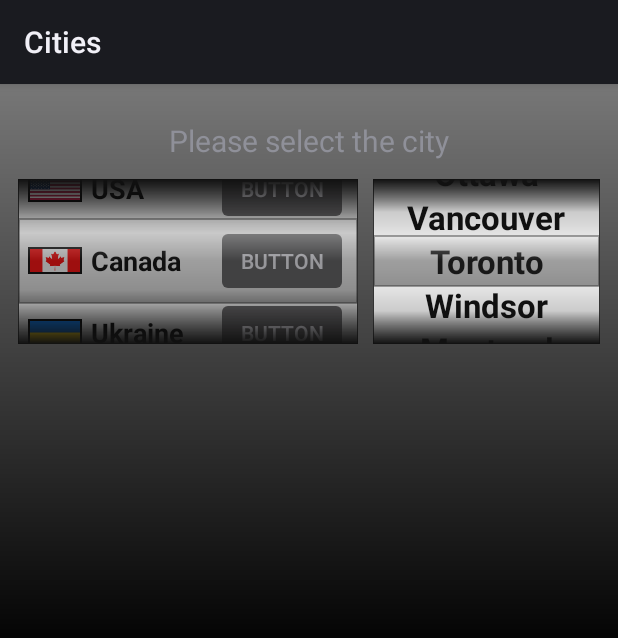
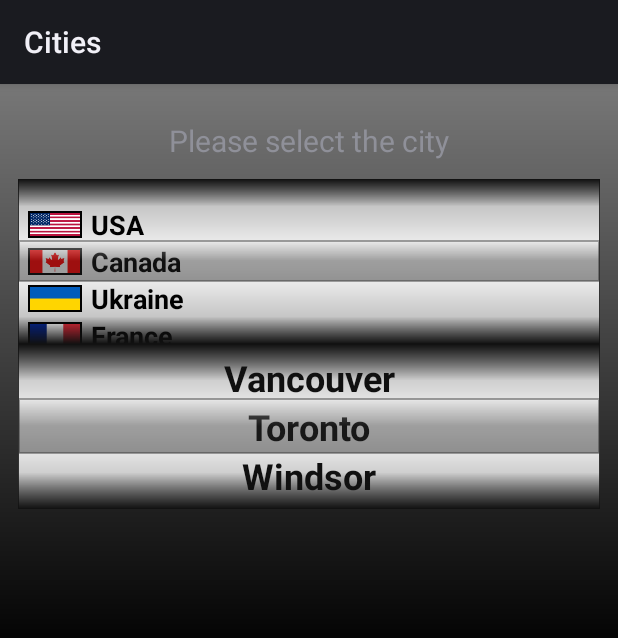
Before and after one commit to danny-source/android-wheel, an Android app: the CitiesActivity screen opened directly, with no data from a screen before it, on a phone screen of 412 x 824 dp. Shown: the top 638 px of the screen. Run offline under Robolectric (Android 15) with nearby library versions, the phone set to English and light mode, and no system bars.

Commit message:
select bar add action button
swipe left to display action button,right to cancel

```diff
--- a/app/src/main/java/kankan/wheel/demo/CitiesActivity.java
+++ b/app/src/main/java/kankan/wheel/demo/CitiesActivity.java
@@ -30,7 +30,7 @@ public class CitiesActivity extends Activity {
         final WheelView country = (WheelView) findViewById(R.id.country);
         country.setVisibleItems(3);
         CountryAdapter cAdapter = new CountryAdapter(this);
-        cAdapter.setTextSize(22);
+        cAdapter.setTextSize(24);
         country.setViewAdapter(cAdapter);
 
         final String cities[][] = new String[][] {
@@ -70,7 +70,7 @@ public class CitiesActivity extends Activity {
     private void updateCities(WheelView city, String cities[][], int index) {
         ArrayWheelAdapter<String> adapter =
             new ArrayWheelAdapter<String>(this, cities[index]);
-        adapter.setTextSize(22);
+        adapter.setTextSize(24);
         city.setViewAdapter(adapter);
         city.setCurrentItem(cities[index].length / 2);
     }
--- a/app/src/main/res/layout/cities_layout.xml
+++ b/app/src/main/res/layout/cities_layout.xml
@@ -22,19 +22,18 @@
 		android:paddingRight="12dp"
 		android:paddingTop="4dp"
 		android:layout_marginTop="8dp"
-		android:orientation="horizontal">
+		android:orientation="vertical">
 
    <kankan.wheel.widget.WheelView android:id="@+id/country"
         android:layout_height="110dp"
-        android:layout_width="wrap_content"
+        android:layout_width="match_parent"
         android:layout_gravity="center_vertical"
         android:layout_weight="1"/>
 
 	<kankan.wheel.widget.WheelView android:id="@+id/city"
 		android:layout_height="110dp"
-		android:layout_width="wrap_content"
+		android:layout_width="match_parent"
         android:layout_gravity="center_vertical"
-		android:layout_marginLeft="10dp"
 		android:layout_weight="1.5"/>
 
 	</LinearLayout>
--- a/widget/src/main/java/kankan/wheel/widget/WheelView.java
+++ b/widget/src/main/java/kankan/wheel/widget/WheelView.java
@@ -26,17 +26,25 @@ import kankan.wheel.widget.adapters.WheelViewAdapter;
 import android.content.Context;
 import android.database.DataSetObserver;
 import android.graphics.Canvas;
+import android.graphics.Color;
 import android.graphics.drawable.Drawable;
 import android.graphics.drawable.GradientDrawable;
 import android.graphics.drawable.GradientDrawable.Orientation;
+import android.text.Layout;
 import android.util.AttributeSet;
+import android.util.DisplayMetrics;
 import android.util.Log;
+import android.view.Gravity;
 import android.view.MotionEvent;
 import android.view.View;
+import android.view.ViewGroup;
 import android.view.ViewGroup.LayoutParams;
 import android.view.animation.Interpolator;
 import android.widget.Button;
 import android.widget.LinearLayout;
+import android.widget.TextView;
+
+import org.w3c.dom.Text;
 
 /**
  * Numeric wheel view.
@@ -105,8 +113,10 @@ public class WheelView extends View {
 	float downY;
 	float upX;
 	float upY;
+	boolean isSwiped = false;
 	//
 	private Button buttonForAction;
+	private LinearLayout buttonLayout;
 	/**
 	 * Constructor
 	 */
@@ -137,9 +147,42 @@ public class WheelView extends View {
 	 */
 	private void initData(Context context) {
 	    scroller = new WheelScroller(getContext(), scrollingListener);
-		buttonForAction = new Button(context);
+		//
+		buttonLayout = new LinearLayout(getContext());
+		buttonLayout.setOrientation(LinearLayout.VERTICAL);
+		LinearLayout.LayoutParams lp = new LinearLayout.LayoutParams(LinearLayout.LayoutParams.WRAP_CONTENT, LinearLayout.LayoutParams.WRAP_CONTENT, 1); // , 1是可選寫的
+		lp.setMargins(0, 0, 0, 0);
+		buttonLayout.setLayoutParams(new LayoutParams(LayoutParams.MATCH_PARENT, LayoutParams.WRAP_CONTENT));
+		//
+		buttonForAction = new Button(getContext());
+		lp = new LinearLayout.LayoutParams(LinearLayout.LayoutParams.MATCH_PARENT, LinearLayout.LayoutParams.MATCH_PARENT, 1); // , 1是可選寫的
+		lp.setMargins(0, 0, 0, 0);
+		buttonForAction.setLayoutParams(lp);
+//		buttonForAction.setWidth(50);
+//		buttonForAction.setHeight(20);
 		buttonForAction.setFocusable(false);
-		buttonForAction.setText("Test!");
+		buttonForAction.setClickable(true);
+		buttonForAction.setText("Delete");
+		buttonForAction.setTextSize(6);
+		buttonForAction.setTextColor(Color.GREEN);
+		buttonForAction.setBackgroundResource(R.drawable.wheel_action);
+		//buttonForAction.setHeight(getItemHeight());
+		buttonForAction.setOnClickListener(new OnClickListener() {
+			@Override
+			public void onClick(View v) {
+				invalidate();
+				Log.d("TAG", "onClick");
+			}
+		});
+		buttonForAction.setVisibility(INVISIBLE);
+		buttonForAction.setOnTouchListener(new OnTouchListener() {
+			@Override
+			public boolean onTouch(View v, MotionEvent event) {
+				invalidate();
+				return false;
+			}
+		});
+		//
 	}
 
 	// Scrolling listener
@@ -150,6 +193,10 @@ public class WheelView extends View {
         }
 
         public void onScroll(int distance) {
+			if (buttonForAction.getVisibility() == VISIBLE) {
+				buttonForAction.setVisibility(INVISIBLE);
+				invalidate();
+			}
             doScroll(distance);
 
             int height = getHeight();
@@ -332,11 +379,23 @@ public class WheelView extends View {
         }
     }
 	protected void notifyClickListenersAboutSwipeRight(int item) {
+		buttonForAction.setVisibility(INVISIBLE);
+		invalidate();
+		if (buttonForAction.getVisibility() == VISIBLE) {
+			buttonForAction.setVisibility(INVISIBLE);
+			invalidate();
+		}
+
 		for (OnWheelClickedListener listener : clickingListeners) {
 			listener.onItemSwipRight(this, item);
 		}
 	}
 	protected void notifyClickListenersAboutSwipeLeft(int item) {
+		if (buttonForAction.getVisibility() == INVISIBLE) {
+			buttonForAction.setVisibility(VISIBLE);
+			invalidate();
+		}
+		invalidate();
 		for (OnWheelClickedListener listener : clickingListeners) {
 			listener.onItemSwipLeft(this, item);
 		}
@@ -493,6 +552,11 @@ public class WheelView extends View {
 		return getHeight() / visibleItems;
 	}
 
+	private void calculateButtonLayout(int widthSize, int heightSize) {
+		buttonLayout.measure(MeasureSpec.makeMeasureSpec(widthSize, MeasureSpec.UNSPECIFIED),
+				MeasureSpec.makeMeasureSpec(heightSize, MeasureSpec.UNSPECIFIED));
+	}
+
 	/**
 	 * Calculates control width and creates text layouts
 	 * @param widthSize the input layout width
@@ -535,8 +599,10 @@ public class WheelView extends View {
 		int heightSize = MeasureSpec.getSize(heightMeasureSpec);
 
 		buildViewForMeasuring();
+		buildButtonLayoutForMeasuring();
 
 		int width = calculateLayoutWidth(widthSize, widthMode);
+		calculateButtonLayout(widthSize, heightSize);
 
 		int height;
 		if (heightMode == MeasureSpec.EXACTLY) {
@@ -548,7 +614,7 @@ public class WheelView extends View {
 				height = Math.min(height, heightSize);
 			}
 		}
-
+//
 		setMeasuredDimension(width, height);
 	}
 
@@ -566,6 +632,21 @@ public class WheelView extends View {
 		int itemsWidth = width - 2 * PADDING;
 
 		itemsLayout.layout(0, 0, itemsWidth, height);
+		//
+		int center = height / 2;
+		int offset = (int) (getItemHeight() / 2 * 1.2);
+		int width1 = width/3;
+		buttonForAction.setTop(center - offset);
+		buttonForAction.setBottom(center + offset);
+		buttonForAction.setLeft(width - width1);
+		buttonForAction.setRight(width);
+		buttonForAction.invalidate();
+		buttonForAction.setTextSize(20);
+		//buttonForAction.setTextAlignment(TEXT_ALIGNMENT_GRAVITY);
+		buttonForAction.setGravity(Gravity.FILL_HORIZONTAL);
+		//buttonForAction.layout(getWidth() - width1, center - offset, getWidth(),center + offset);
+
+		//Log.d("TAG", "1111");
     }
 
 	@Override
@@ -573,13 +654,21 @@ public class WheelView extends View {
 		super.onDraw(canvas);
 
 		if (viewAdapter != null && viewAdapter.getItemsCount() > 0) {
-	        updateView();
+			updateView();
 
 	        drawItems(canvas);
+			drawButtonLayout(canvas);
 	        drawCenterRect(canvas);
+
+
 		}
 
-        drawShadows(canvas);
+		drawShadows(canvas);
+	}
+
+	private void drawButtonLayout(Canvas canvas) {
+		//buttonForAction.setHeight(getItemHeight());
+		buttonLayout.draw(canvas);
 	}
 
 	/**
@@ -619,6 +708,7 @@ public class WheelView extends View {
 		int offset = (int) (getItemHeight() / 2 * 1.2);
 		centerDrawable.setBounds(0, center - offset, getWidth(), center + offset);
 		centerDrawable.draw(canvas);
+
 	}
 
 	@Override
@@ -626,8 +716,8 @@ public class WheelView extends View {
 		if (!isEnabled() || getViewAdapter() == null) {
 			return true;
 		}
-
-
+		float deltaX;
+		float deltaY;
 		switch (event.getAction()) {
 
 			case MotionEvent.ACTION_DOWN:
@@ -640,15 +730,43 @@ public class WheelView extends View {
 		        if (getParent() != null) {
 		            getParent().requestDisallowInterceptTouchEvent(true);
 		        }
+				//
+				upX = event.getX();
+				upY = event.getY();
+				deltaX = downX - upX;
+				deltaY = downY - upY;
+				//Swipe Detect,if swiped ,don't care scrolling
+				Log.i("TAG", "centerDrawable with:" + centerDrawable.getBounds().width());
+				if((Math.abs(deltaX) > (centerDrawable.getBounds().width()/3)) && (Math.abs(deltaY)< (getItemHeight()+5))
+						) {
+					// left or right
+
+					if ((deltaX < 0) && centerDrawable.getBounds().contains((int)downX,(int)downY)) {
+						if (currentItem != 0 && isValidItemIndex(currentItem)) {
+							notifyClickListenersAboutSwipeRight(currentItem);
+						}
+						isSwiped = true;
+					}
+					if ((deltaX > 0) && centerDrawable.getBounds().contains((int)downX,(int)downY)) {
+						if (currentItem != 0 && isValidItemIndex(currentItem)) {
+							notifyClickListenersAboutSwipeLeft(currentItem);
+						}
+						isSwiped = true;
+					}
+					return true;
+				}
+
 		        break;
 
 		    case MotionEvent.ACTION_UP:
+
 				upX = event.getX();
 				upY = event.getY();
-				float deltaX = downX - upX;
-				float deltaY = downY - upY;
+				deltaX = downX - upX;
+				deltaY = downY - upY;
 				//Swipe Detect,if swiped ,don't care scrolling
 				Log.i("TAG", "centerDrawable with:" + centerDrawable.getBounds().width());
+				/*
 				if((Math.abs(deltaX) > (centerDrawable.getBounds().width()/3)) && (Math.abs(deltaY)< (getItemHeight()+5))
 						) {
 					// left or right
@@ -663,6 +781,11 @@ public class WheelView extends View {
 							notifyClickListenersAboutSwipeLeft(currentItem);
 						}
 					}
+					return true;
+				} else {
+				*/
+				if (isSwiped) {
+					isSwiped = false;
 					return true;
 				} else {
 					if (!isScrollingPerformed) {
@@ -687,7 +810,7 @@ public class WheelView extends View {
 
 	@Override
 	public boolean dispatchTouchEvent(MotionEvent event) {
-		itemsLayout.dispatchTouchEvent(event);
+		buttonLayout.dispatchTouchEvent(event);
 		super.dispatchTouchEvent(event);
 		return true;
 	}
@@ -877,6 +1000,12 @@ public class WheelView extends View {
 		}
 	}
 
+	private void buildButtonLayoutForMeasuring() {
+		buttonLayout.removeAllViews();
+		buttonLayout.addView(buttonForAction);
+		invalidate();
+	}
+
 	/**
 	 * Adds view for item to items layout
 	 * @param index the item index
@@ -936,4 +1065,39 @@ public class WheelView extends View {
 	public void stopScrolling() {
 	    scroller.stopScrolling();
 	}
+	//Tool
+	/**
+	 * Covert dp to px
+	 * @param dp
+	 * @param context
+	 * @return pixel
+	 */
+	public static float convertDpToPixel(float dp, Context context){
+		float px = dp * getDensity(context);
+		return px;
+	}
+
+	/**
+	 * Covert px to dp
+	 * @param px
+	 * @param context
+	 * @return dp
+	 */
+	public static float convertPixelToDp(float px, Context context){
+		float dp = px / getDensity(context);
+		return dp;
+	}
+
+	/**
+	 * 取得螢幕密度
+	 * 120dpi = 0.75
+	 * 160dpi = 1 (default)
+	 * 240dpi = 1.5
+	 * @param context
+	 * @return
+	 */
+	public static float getDensity(Context context){
+		DisplayMetrics metrics = context.getResources().getDisplayMetrics();
+		return metrics.density;
+	}
 }
--- /dev/null
+++ b/widget/src/main/res/drawable/wheel_action.xml
@@ -0,0 +1,37 @@
+<?xml version="1.0" encoding="utf-8" ?>
+<selector xmlns:android="http://schemas.android.com/apk/res/android">
+    <item android:state_pressed="true" >
+        <shape>
+            <solid
+                android:color="#ef4444" />
+            <stroke
+                android:width="1dp"
+                android:color="#992f2f" />
+            <corners
+                android:radius="0dp" />
+            <padding
+                android:left="0dp"
+                android:top="0dp"
+                android:right="0dp"
+                android:bottom="0dp" />
+        </shape>
+    </item>
+    <item>
+        <shape>
+            <gradient
+                android:startColor="#ef4444"
+                android:endColor="#992f2f"
+                android:angle="270" />
+            <stroke
+                android:width="1dp"
+                android:color="#992f2f" />
+            <corners
+                android:radius="0dp" />
+            <padding
+                android:left="0dp"
+                android:top="0dp"
+                android:right="0dp"
+                android:bottom="0dp" />
+        </shape>
+    </item>
+</selector>
```
Also changed, not shown: app/src/main/res/layout/country_layout.xml (+0 -7 lines).
